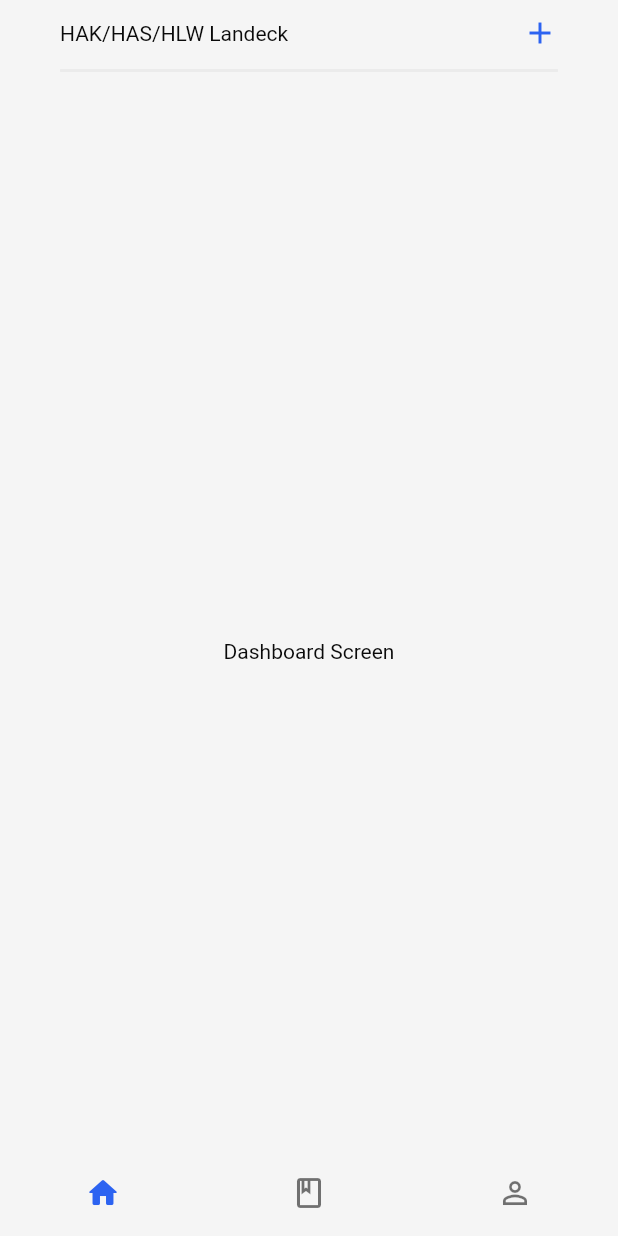
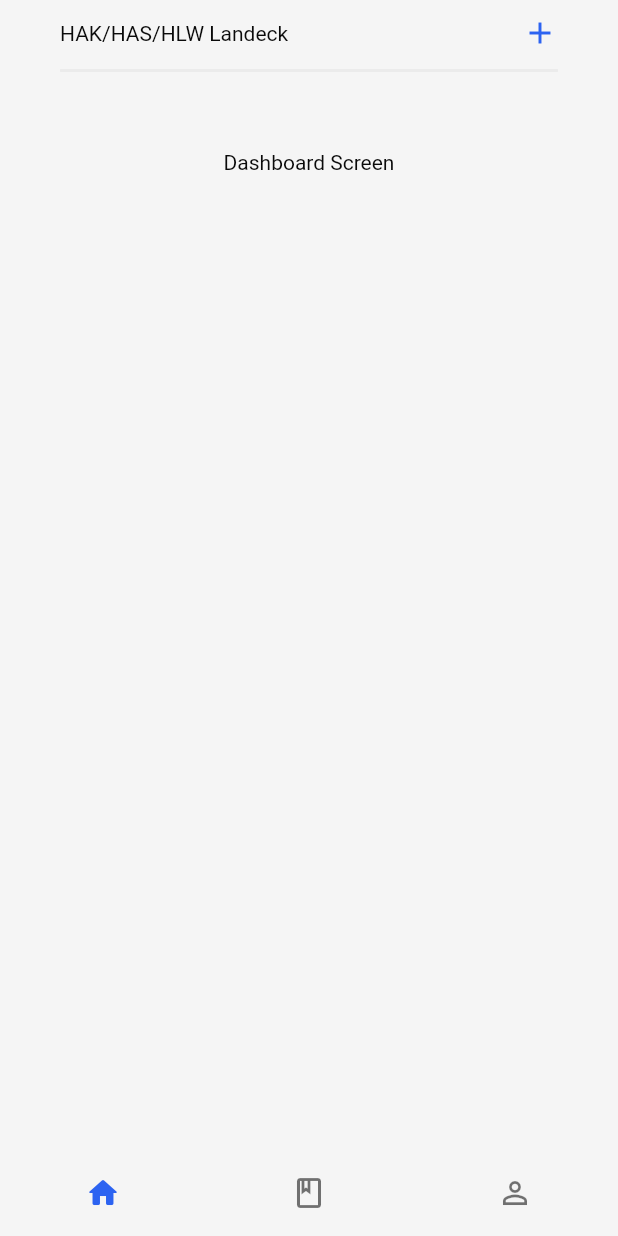
Before and after one commit to ClassInsights/App, a Flutter app: the screen it shows after launch, on a phone screen of 412 x 824 dp. Run offline on Flutter 3.47's test engine with Material 2 defaults, Android fonts, the phone set to English and light mode, and no system bars.

Commit message:
adjusted default screen positioning

```diff
--- a/lib/screens/tabs.dart
+++ b/lib/screens/tabs.dart
@@ -36,7 +36,9 @@ class _TabsScreenState extends State<TabsScreen> {
             title: "HAK/HAS/HLW Landeck",
             index: _currentIndex,
           ),
-          Expanded(
+          Container(
+            width: double.infinity,
+            padding: const EdgeInsets.symmetric(horizontal: 40),
             child: _currentScreen,
           ),
         ],
```
